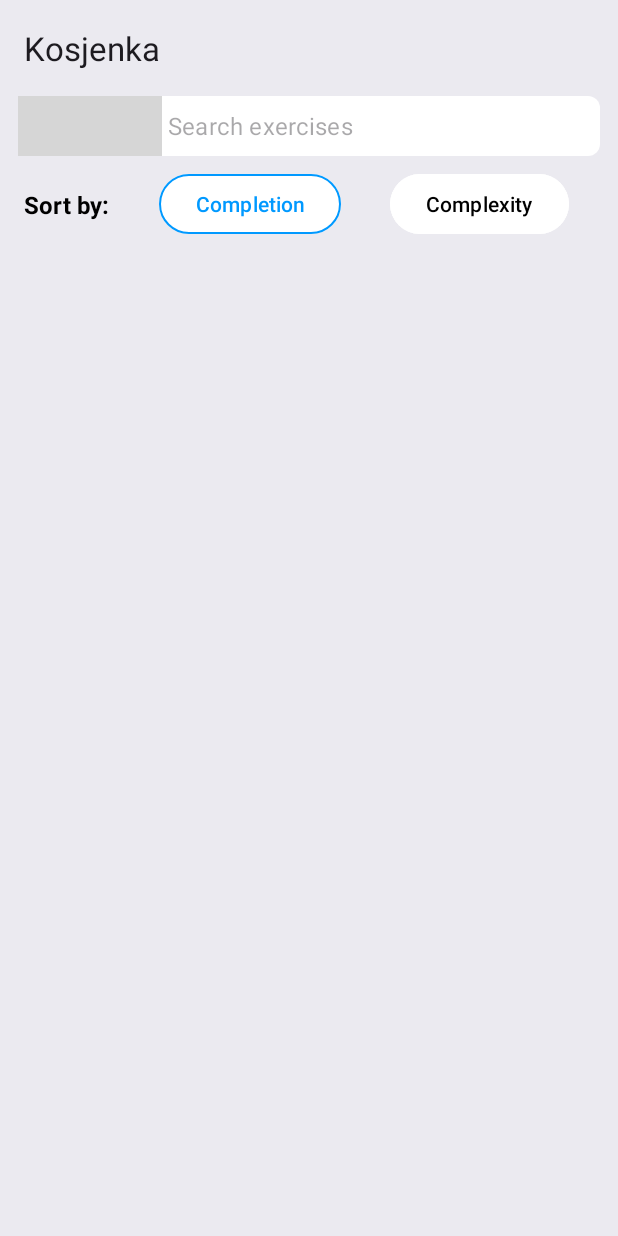
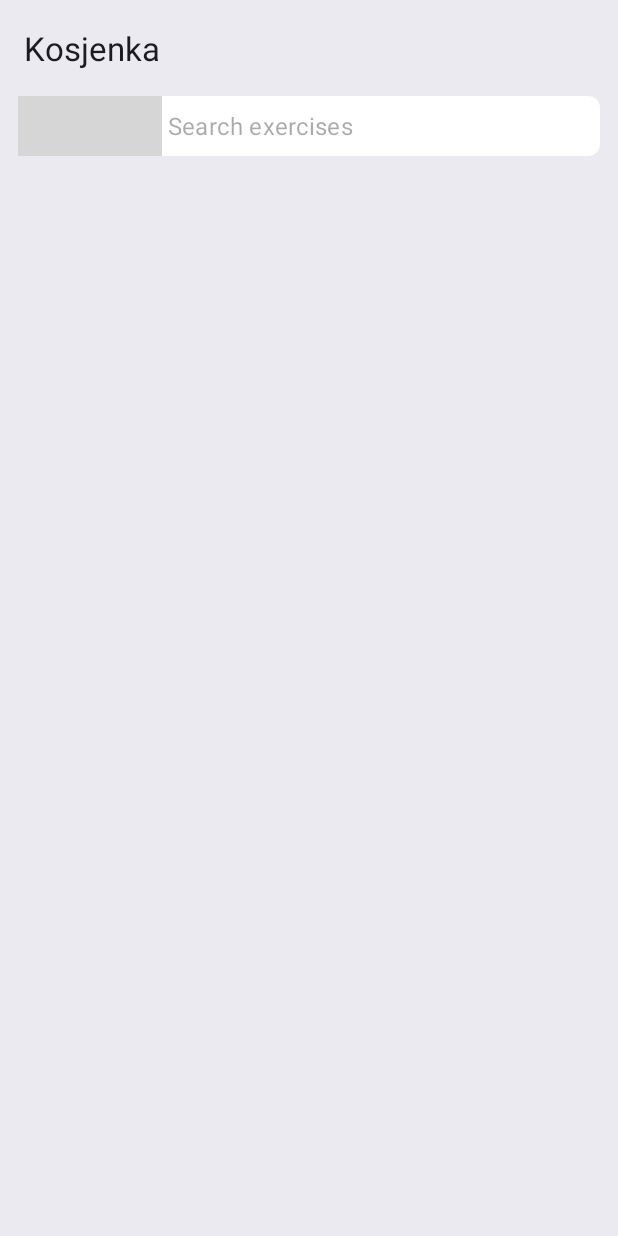
Before and after one commit to Kosjenka-Reading-App/Mobile-App, an Android app: the screen it shows after launch (MainActivity), on a phone screen of 412 x 824 dp. Run offline under Robolectric (Android 15) with nearby library versions, the phone set to English and light mode, and no system bars; our stand-ins replace Dagger/Hilt's generated code, Timber, data binding, paging; grey boxes are pictures that could not be loaded.

Commit message:
Added sorting logic, but removed until completion is added to the API

```diff
--- a/app/src/main/java/com/dsd/kosjenka/presentation/home/HomeFragment.kt
+++ b/app/src/main/java/com/dsd/kosjenka/presentation/home/HomeFragment.kt
@@ -28,11 +28,7 @@ class HomeFragment : Fragment() {
 
     private var scrollToTop = false
     private var showProgressBar = true
-
-    private var order = "asc"
-    private var orderBy = "complexity"
-    private var category = "category"
-    private var query = ""
+//    private var category = "category"
 
     override fun onCreateView(
         inflater: LayoutInflater, container: ViewGroup?,
@@ -46,7 +42,7 @@ class HomeFragment : Fragment() {
         super.onViewCreated(view, savedInstanceState)
         setupRecycler()
         setupSearch()
-        setupSort()
+//        setupSort()
         setupRefresh()
         observeViewModel()
     }
@@ -61,23 +57,20 @@ class HomeFragment : Fragment() {
     }
 
     private fun observeViewModel() {
-        viewModel.getExercises(
-            orderBy = orderBy,
-            order = order,
-        ).observe(viewLifecycleOwner) { pagingData ->
+        viewModel.getExercises().observe(viewLifecycleOwner) { pagingData ->
             pagingAdapter.submitData(viewLifecycleOwner.lifecycle, pagingData)
         }
     }
 
-    private fun setupSort() {
-        binding.homeComplexityBtn.setOnClickListener {
-
-        }
-        //Remove comments once completion is added
-        binding.homeCompletionBtn.setOnClickListener {
-
-        }
-    }
+//    private fun setupSort() {
+//        binding.homeComplexityBtn.setOnClickListener {
+//            viewModel.sortByComplexity()
+//        }
+//        //Remove comments once completion is added
+//        binding.homeCompletionBtn.setOnClickListener {
+//            viewModel.sortByCompletion()
+//        }
+//    }
 
     private fun setupSearch() {
         binding.search.setOnEditorActionListener { _, actionId, _ ->
--- a/app/src/main/java/com/dsd/kosjenka/presentation/home/HomeViewModel.kt
+++ b/app/src/main/java/com/dsd/kosjenka/presentation/home/HomeViewModel.kt
@@ -1,5 +1,6 @@
 package com.dsd.kosjenka.presentation.home
 
+import android.util.Log
 import androidx.lifecycle.LiveData
 import androidx.lifecycle.MutableLiveData
 import androidx.lifecycle.ViewModel
@@ -9,6 +10,8 @@ import androidx.paging.PagingData
 import androidx.paging.cachedIn
 import com.dsd.kosjenka.domain.models.Exercise
 import com.dsd.kosjenka.domain.repository.ExerciseRepository
+import com.dsd.kosjenka.utils.defaultOrder
+import com.dsd.kosjenka.utils.defaultOrderBy
 import dagger.hilt.android.lifecycle.HiltViewModel
 import javax.inject.Inject
 
@@ -20,13 +23,11 @@ class HomeViewModel @Inject constructor(
     private val currentQuery = MutableLiveData<String?>(null)
     private val currentCategory = MutableLiveData<String?>(null)
 
-    private var currentOrderBy = "Completion"
-    private var currentOrder = "asc"
+    private var currentOrderBy = defaultOrderBy
+    private var currentOrder = defaultOrder
 
-    fun getExercises(orderBy: String, order: String): LiveData<PagingData<Exercise>> =
+    fun getExercises(): LiveData<PagingData<Exercise>> =
         currentQuery.switchMap { queryString ->
-            currentOrderBy = orderBy
-            currentOrder = order
             repository.getExercises(
                 orderBy = currentOrderBy,
                 order = currentOrder,
@@ -44,15 +45,29 @@ class HomeViewModel @Inject constructor(
         else currentQuery.value = query
     }
 
-    fun changeOrder(order: String) {
-        currentOrder = order
-        refresh()
-    }
-
-    fun changeOrderBy(orderBy: String) {
-        currentOrderBy = orderBy
-        refresh()
-    }
+//    fun sortByComplexity() {
+//        // If already sorting by complexity in ascending order, switch to descending order
+//        if (currentOrderBy == "complexity" && currentOrder == "asc") {
+//            currentOrder = "desc"
+//        } else {
+//            // Otherwise, set it to ascending order
+//            currentOrderBy = "complexity"
+//            currentOrder = "asc"
+//        }
+//        refresh()
+//    }
+//
+//    fun sortByCompletion() {
+//        // If already sorting by completion in ascending order, switch to descending order
+//        if (currentOrderBy == "completion" && currentOrder == "asc") {
+//            currentOrder = "desc"
+//        } else {
+//            // Otherwise, set it to ascending order
+//            currentOrderBy = "completion"
+//            currentOrder = "asc"
+//        }
+//        refresh()
+//    }
 
 //    fun filterByCategory(category: String?) {
 //        currentCategory.value = category
--- a/app/src/main/java/com/dsd/kosjenka/utils/Constants.kt
+++ b/app/src/main/java/com/dsd/kosjenka/utils/Constants.kt
@@ -3,3 +3,6 @@ package com.dsd.kosjenka.utils
 const val AUTHORIZATION = "Authorization"
 const val STARTING_PAGE_INDEX = 1
 const val PAGE_SIZE = 30
+
+const val defaultOrder = "asc"
+const val defaultOrderBy = "complexity"
--- a/app/src/main/res/layout/fragment_home.xml
+++ b/app/src/main/res/layout/fragment_home.xml
@@ -55,6 +55,7 @@
             android:textColor="@color/colorPrimary"
             android:textSize="16sp"
             android:textStyle="bold"
+            android:visibility="gone"
             app:layout_constraintBottom_toBottomOf="@id/home_completion_btn"
             app:layout_constraintStart_toStartOf="parent"
             app:layout_constraintTop_toTopOf="@id/home_completion_btn" />
@@ -67,11 +68,11 @@
             android:layout_marginTop="8dp"
             android:backgroundTint="@color/secondary_background"
             android:text="@string/completion"
-            android:textColor="@color/colorPrimaryVariant"
+            android:textColor="@color/colorPrimary"
+            android:visibility="gone"
             app:layout_constraintEnd_toStartOf="@id/home_complexity_btn"
             app:layout_constraintStart_toEndOf="@id/sort_tv"
-            app:layout_constraintTop_toBottomOf="@id/search_layout"
-            app:strokeColor="@color/colorPrimaryVariant" />
+            app:layout_constraintTop_toBottomOf="@id/search_layout" />
 
         <com.google.android.material.button.MaterialButton
             android:id="@+id/home_complexity_btn"
@@ -82,6 +83,7 @@
             android:backgroundTint="@color/secondary_background"
             android:text="@string/complexity"
             android:textColor="@color/colorPrimary"
+            android:visibility="gone"
             app:layout_constraintEnd_toEndOf="parent"
             app:layout_constraintStart_toEndOf="@id/home_completion_btn"
             app:layout_constraintTop_toBottomOf="@id/search_layout"
```
